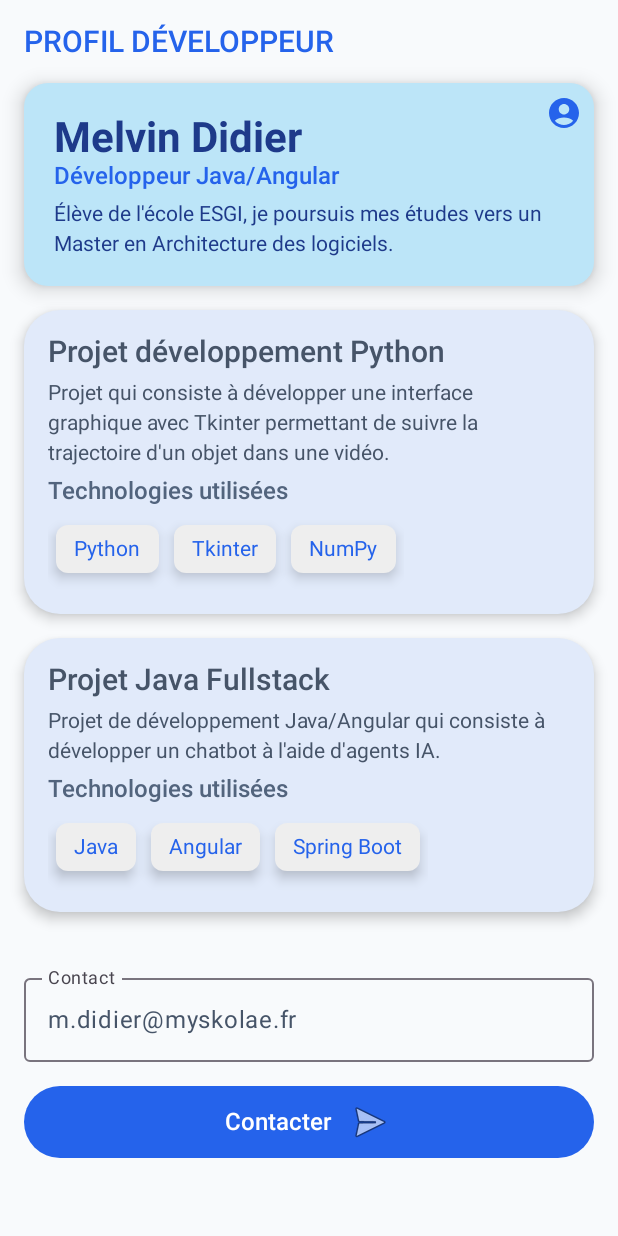
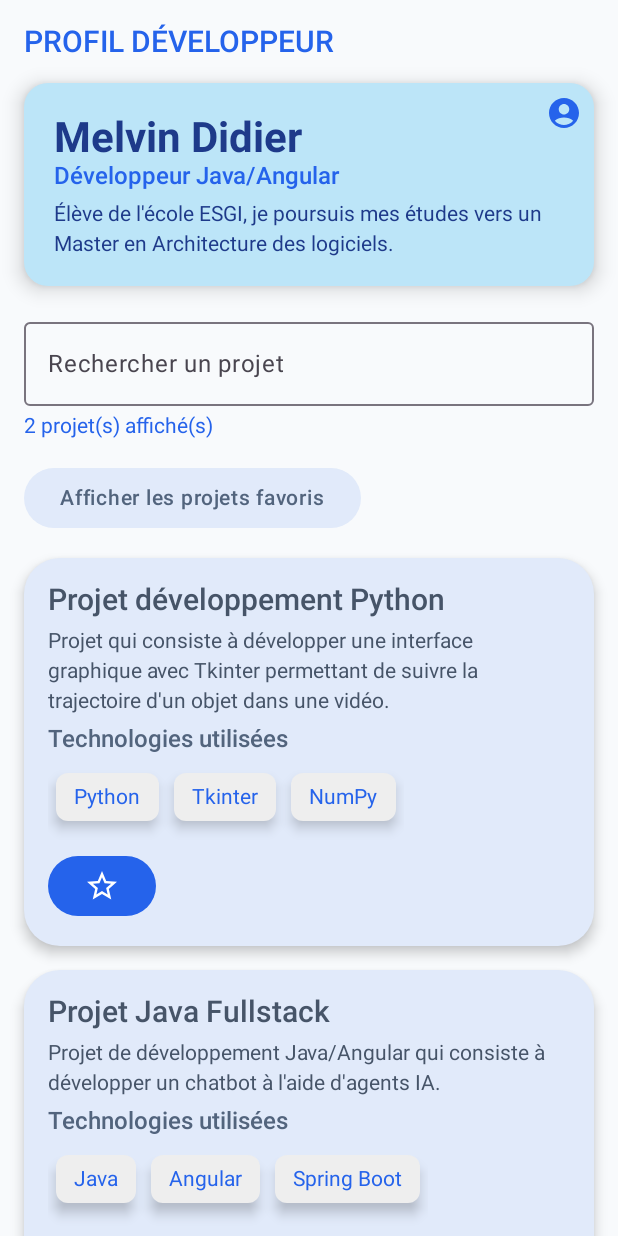
Before and after one commit to mlvn97/profil-android-compose, an Android app built with Jetpack Compose: the composable ProfileContainer shown on its own in the app's theme, on a phone screen of 412 x 824 dp. Run offline under Robolectric (Android 15) with nearby library versions, the phone set to English and light mode, and no system bars.

Commit message:
Commit final

```diff
--- a/app/src/main/java/com/example/profilcompose/MainActivity.kt
+++ b/app/src/main/java/com/example/profilcompose/MainActivity.kt
@@ -20,29 +20,39 @@ import androidx.compose.foundation.layout.width
 import androidx.compose.foundation.lazy.LazyColumn
 import androidx.compose.foundation.lazy.LazyRow
 import androidx.compose.foundation.lazy.items
+import androidx.compose.material.icons.Icons
+import androidx.compose.material.icons.filled.Star
+import androidx.compose.material.icons.filled.StarOutline
+import androidx.compose.material.icons.rounded.AccountCircle
 import androidx.compose.material3.Button
+import androidx.compose.material3.ButtonColors
 import androidx.compose.material3.Card
 import androidx.compose.material3.CardDefaults
+import androidx.compose.material3.Icon
 import androidx.compose.material3.MaterialTheme
 import androidx.compose.material3.OutlinedTextField
 import androidx.compose.material3.Scaffold
 import androidx.compose.material3.Surface
 import androidx.compose.material3.Text
 import androidx.compose.runtime.Composable
+import androidx.compose.runtime.collectAsState
+import androidx.compose.runtime.getValue
+import androidx.compose.runtime.mutableStateOf
+import androidx.compose.runtime.saveable.rememberSaveable
+import androidx.compose.runtime.setValue
+import androidx.compose.ui.Alignment
 import androidx.compose.ui.Modifier
+import androidx.compose.ui.graphics.Color
+import androidx.compose.ui.res.painterResource
 import androidx.compose.ui.tooling.preview.Preview
 import androidx.compose.ui.unit.dp
-import com.example.profilcompose.ui.theme.ProfilComposeTheme
-import androidx.compose.material.icons.Icons
-import androidx.compose.material.icons.rounded.AccountCircle
-import androidx.compose.material3.Icon
-import androidx.compose.runtime.getValue
-import androidx.compose.runtime.mutableStateOf
-import androidx.compose.runtime.setValue
-import androidx.compose.ui.Alignment
-import androidx.compose.ui.res.painterResource
 import androidx.lifecycle.ViewModel
 import androidx.lifecycle.viewmodel.compose.viewModel
+import com.example.profilcompose.ui.theme.ProfilComposeTheme
+import kotlinx.coroutines.flow.MutableStateFlow
+import kotlinx.coroutines.flow.StateFlow
+import kotlinx.coroutines.flow.asStateFlow
+import kotlinx.coroutines.flow.update
 
 class MainActivity : ComponentActivity() {
     override fun onCreate(savedInstanceState: Bundle?) {
@@ -51,8 +61,7 @@ class MainActivity : ComponentActivity() {
         setContent {
             ProfilComposeTheme {
                 Scaffold(modifier = Modifier.fillMaxSize()) { innerPadding ->
-                    DeveloperScreen(
-                        projects = getProjects(),
+                    ProfileContainer(
                         modifier = Modifier.padding(innerPadding)
                     )
                 }
@@ -199,7 +208,12 @@ fun getProjects(): List<Project> {
 }
 
 @Composable
-fun ProjectCard(project: Project, technologies: List<Technology>, modifier: Modifier = Modifier) {
+fun ProjectCard(
+    project: Project,
+    technologies: List<Technology>,
+    isFavorite: Boolean,
+    onFavoriteClick: (Int) -> Unit,
+    modifier: Modifier = Modifier) {
     Card(
         modifier = modifier.fillMaxWidth(),
         shape = MaterialTheme.shapes.large,
@@ -219,6 +233,13 @@ fun ProjectCard(project: Project, technologies: List<Technology>, modifier: Modi
                 style = MaterialTheme.typography.bodyMedium
             )
             TechnologiesSection(technologies)
+            Button(onClick = {onFavoriteClick(project.id)}) {
+                Icon(
+                    imageVector = if (isFavorite) Icons.Default.Star else Icons.Default.StarOutline,
+                    contentDescription = "Favori",
+                    tint = MaterialTheme.colorScheme.onPrimary
+                )
+            }
         }
     }
 }
@@ -257,9 +278,47 @@ fun SendImage(modifier: Modifier = Modifier) {
     )
 }
 
+// CONTACT SECTION
+@Composable
+fun ContactSection(info: String, modifier: Modifier = Modifier) {
+    var showContactInfo by rememberSaveable {
+        mutableStateOf(false)
+    }
+    Column(
+        modifier = modifier.padding(top = 10.dp),
+        verticalArrangement = Arrangement.spacedBy(10.dp)
+    ) {
+        Button(onClick = { showContactInfo = !showContactInfo }, colors = ButtonColors(
+            containerColor = MaterialTheme.colorScheme.surface,
+            contentColor = MaterialTheme.colorScheme.secondary,
+            disabledContainerColor = Color.Gray,
+            disabledContentColor = Color.Gray
+        )) {
+            Text(
+                text = if (showContactInfo) "Masquer les informations de contact"
+                else "Afficher les informations de contact"
+            )
+        }
+
+        if (showContactInfo) {
+            ContactInformation(info)
+            ContactButton()
+        }
+    }
+}
+
 // SCREENS
 @Composable
-fun DeveloperScreen(projects: List<Project>, modifier: Modifier = Modifier) {
+fun DeveloperScreen(
+    projects: List<Project>,
+    modifier: Modifier = Modifier,
+    searchQuery: String,
+    onSearchQueryChange: (String) -> Unit,
+    favProjectsIds: List<Int>,
+    onFavoriteClick: (Int) -> Unit,
+    showFavorites: Boolean,
+    onShowFavoritesClick: () -> Unit
+) {
     LazyColumn(
         modifier = modifier.fillMaxSize().background(MaterialTheme.colorScheme.background),
         contentPadding = PaddingValues(16.dp),
@@ -282,67 +341,160 @@ fun DeveloperScreen(projects: List<Project>, modifier: Modifier = Modifier) {
             )
         }
 
-        items(items = projects, key = { p -> p.id}) { p ->
-            ProjectCard(project = p, technologies = p.technologies)
+        item {
+            OutlinedTextField(
+                value = searchQuery,
+                onValueChange = onSearchQueryChange,
+                label = { Text(text = "Rechercher un projet") },
+                modifier = Modifier.fillMaxWidth(),
+            )
+            Spacer(Modifier.height(5.dp))
+            Text(
+                text = "${projects.size} projet(s) affiché(s)",
+                style = MaterialTheme.typography.bodyMedium,
+                color = MaterialTheme.colorScheme.primary
+            )
         }
 
         item {
-            Spacer(Modifier.height(20.dp))
-            ContactInformation(info = "m.didier@myskolae.fr")
+            Button(onClick = onShowFavoritesClick, colors = ButtonColors(
+                containerColor = MaterialTheme.colorScheme.surface,
+                contentColor = MaterialTheme.colorScheme.secondary,
+                disabledContainerColor = Color.Gray,
+                disabledContentColor = Color.Gray
+            )) {
+                Text(
+                    text = if (showFavorites) "Afficher tous les projets"
+                           else "Afficher les projets favoris"
+                )
+            }
+        }
+
+        items(items = projects, key = { p -> p.id}) { p ->
+            ProjectCard(
+                project = p,
+                technologies = p.technologies,
+                isFavorite = favProjectsIds.contains(p.id),
+                onFavoriteClick = { onFavoriteClick(p.id) }
+            )
         }
 
         item {
-            ContactButton()
+            ContactSection(info = "m.didier@myskolae.fr")
         }
 
     }
 }
 
 // View Model
-class ProfileViewModel(): ViewModel() {
+class ProfileViewModel: ViewModel() {
     private val allProjects: List<Project> = getProjects()
-    var searchQuery by mutableStateOf("")
-        private set
 
-    var favProjectsIds by mutableStateOf(listOf<Int>())
-        private set
+    private val _uiState = MutableStateFlow(ProjectUiState(projects = allProjects))
 
-    val filteredProjects: List<Project>
-        get() = allProjects.filter { project ->
+    val uiState: StateFlow<ProjectUiState> = _uiState.asStateFlow()
+
+    private fun filterProjects(
+        searchQuery: String,
+        showOnlyFavorites: Boolean,
+        favProjectsIds: List<Int>
+    ): List<Project> {
+        return allProjects.filter { project ->
             val matches = project.title.contains(searchQuery, ignoreCase = true) ||
                     project.technologies.any { it.name.contains(searchQuery, ignoreCase = true) }
-            matches
+
+            val matchesFavorites = !showOnlyFavorites || favProjectsIds.contains(project.id)
+            matches && matchesFavorites
         }
+    }
 
     fun onSearchQueryChange(newValue: String) {
-        searchQuery = newValue
+        _uiState.update { currentState ->
+            currentState.copy(
+                searchQuery = newValue,
+                projects = filterProjects(
+                    searchQuery = newValue,
+                    showOnlyFavorites = currentState.showOnlyFavorites,
+                    favProjectsIds = currentState.favProjectsIds
+                )
+            )
+        }
     }
 
     fun onFavoriteClick(projectId: Int) {
-        favProjectsIds = if (favProjectsIds.contains(projectId)) favProjectsIds - projectId
-                         else favProjectsIds + projectId
+        _uiState.update { currentState ->
+            val newFavIds =
+                if (currentState.favProjectsIds.contains(projectId))
+                    currentState.favProjectsIds - projectId
+                else currentState.favProjectsIds + projectId
+
+            currentState.copy(
+                favProjectsIds = newFavIds,
+                projects = filterProjects(
+                    searchQuery = currentState.searchQuery,
+                    showOnlyFavorites = currentState.showOnlyFavorites,
+                    favProjectsIds = newFavIds
+                )
+            )
+        }
+    }
+
+    fun onShowOnlyFavoritesClick() {
+        _uiState.update { currentState ->
+            val newValue = !currentState.showOnlyFavorites
+
+            currentState.copy(
+                showOnlyFavorites = newValue,
+                projects = filterProjects(
+                    searchQuery = currentState.searchQuery,
+                    showOnlyFavorites = newValue,
+                    favProjectsIds = currentState.favProjectsIds)
+            )
+        }
     }
 }
 
-// STATES
+// CONTAINER
 @Composable
 fun ProfileContainer(
     modifier: Modifier = Modifier,
     viewModel: ProfileViewModel = viewModel()
 ) {
+    val uiState by viewModel.uiState.collectAsState()
     DeveloperScreen(
-        projects = viewModel.filteredProjects,
-        modifier = modifier
+        projects = uiState.projects,
+        modifier = modifier,
+        searchQuery = uiState.searchQuery,
+        onSearchQueryChange = {viewModel.onSearchQueryChange(it)},
+        favProjectsIds = uiState.favProjectsIds,
+        onFavoriteClick = {viewModel.onFavoriteClick(it)},
+        showFavorites = uiState.showOnlyFavorites,
+        onShowFavoritesClick = {viewModel.onShowOnlyFavoritesClick()}
     )
 }
 
+// UI STATE
+data class ProjectUiState(
+    val projects: List<Project> = emptyList(),
+    val searchQuery: String = "",
+    val showOnlyFavorites: Boolean = false,
+    val favProjectsIds: List<Int> = emptyList()
+)
+
 // PREVIEWS
-
 @Preview(showBackground = true)
 @Composable
 fun DeveloperProfilePreview() {
     ProfilComposeTheme {
-        ProfileContainer()
+        DeveloperScreen(
+            projects = getProjects(),
+            searchQuery = "",
+            onSearchQueryChange = {},
+            favProjectsIds = listOf(),
+            onFavoriteClick = {},
+            showFavorites = false,
+            onShowFavoritesClick = {}
+        )
     }
 }
 
@@ -350,6 +502,14 @@ fun DeveloperProfilePreview() {
 @Composable
 fun DarkDeveloperProfilePreview() {
     ProfilComposeTheme(darkTheme = true) {
-        ProfileContainer()
+        DeveloperScreen(
+            projects = getProjects(),
+            searchQuery = "Java",
+            onSearchQueryChange = {},
+            favProjectsIds = listOf(1, 2),
+            onFavoriteClick = {},
+            showFavorites = true,
+            onShowFavoritesClick = {}
+        )
     }
 }
```
Also changed, not shown: 2 other files.
